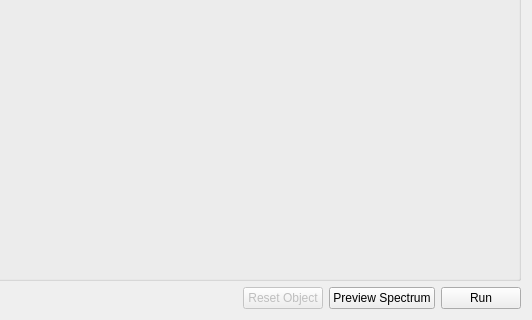
Old version of the form hexrdgui/resources/ui/wppf_options_dialog.ui in the repository HEXRD/hexrdgui; both pictures show x 468 to 1000 and y 680 to 1000 of the 1000 by 1000 pixel window.
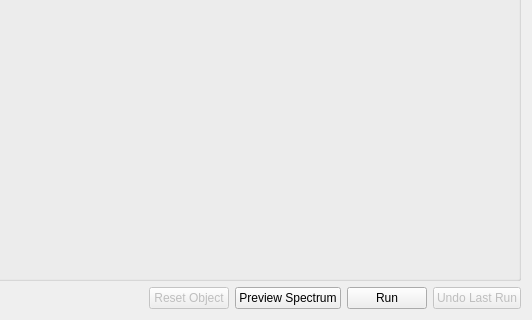
New version of the form. Icons and pictures are not drawn. Custom widgets are drawn as their Qt base class.

Commit message: WIP: Undo last run

```diff
--- a/hexrdgui/resources/ui/wppf_options_dialog.ui
+++ b/hexrdgui/resources/ui/wppf_options_dialog.ui
@@ -286,6 +286,16 @@
        </property>
       </widget>
      </item>
+     <item>
+      <widget class="QPushButton" name="undo_last_run">
+       <property name="enabled">
+        <bool>false</bool>
+       </property>
+       <property name="text">
+        <string>Undo Last Run</string>
+       </property>
+      </widget>
+     </item>
     </layout>
    </item>
    <item row="3" column="0">
```
The commit also changes 1 other file.
